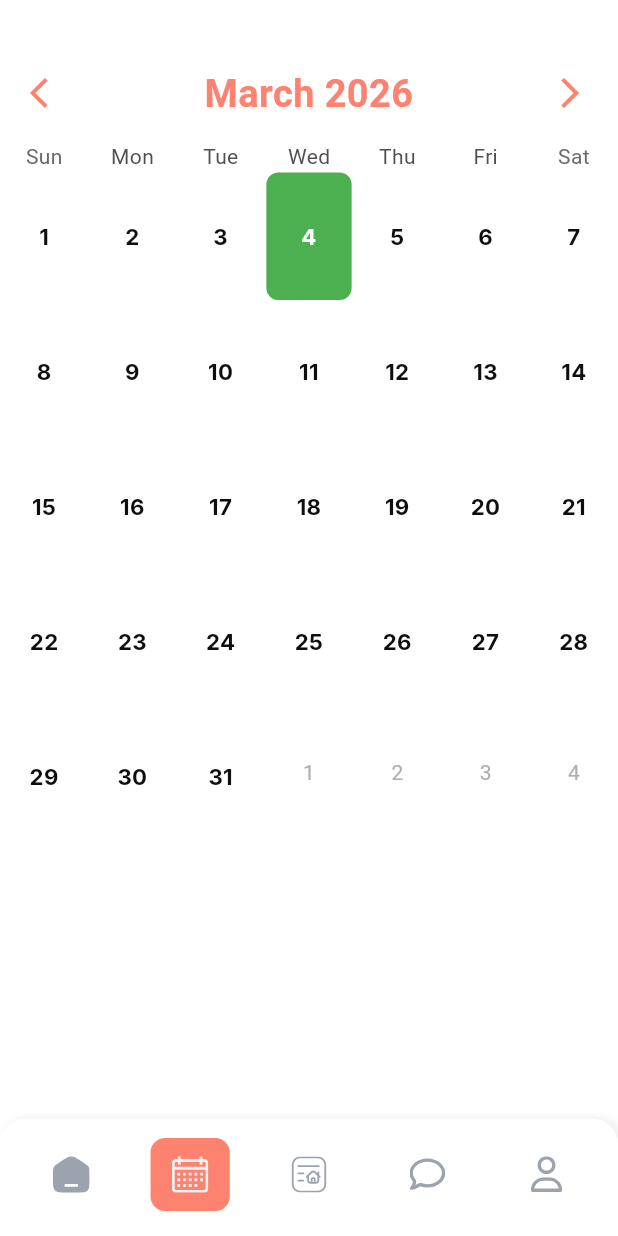
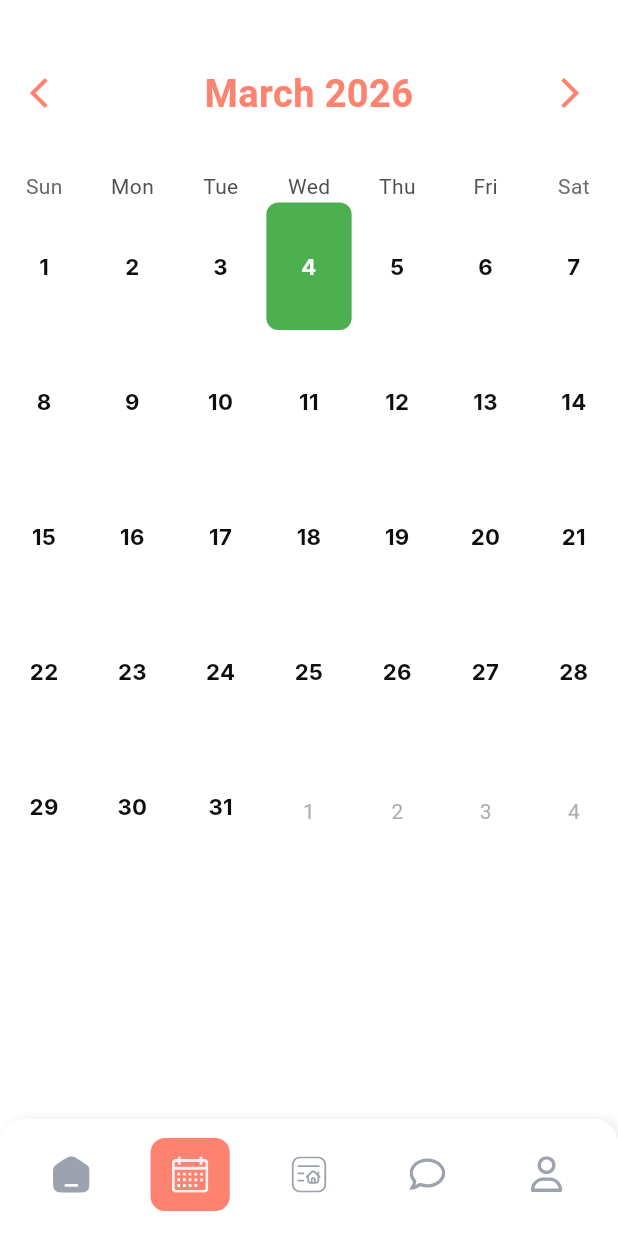
Before and after one commit to eusouf12/samir_new_project, a Flutter app: the CalenderScreen screen opened directly, item 2 of the bottom bar chosen, on a phone screen of 412 x 824 dp. Run offline on Flutter 3.47's test engine with Material 3 defaults, Android fonts, the phone set to English and light mode, and no system bars; drawn by our look-alikes of table_calendar; our stand-ins replace cached_network_image, flutter_screenutil, flutter_spinkit, flutter_svg, flutter_widget_from_html, fluttertoast and 12 more; accounts and stored records are empty; network calls fail.

Commit message:
update calender header and cell gap

```diff
--- a/lib/view/screens/Influencer_part/inf_calender_screen/views/calender_screen.dart
+++ b/lib/view/screens/Influencer_part/inf_calender_screen/views/calender_screen.dart
@@ -36,11 +36,12 @@ class CalenderScreen extends StatelessWidget {
               SizedBox(height: 30,),
               Obx(() {
                 if (calenderController.isCalendarLoading.value) {
-                  return Center(child: CustomLoader(),);
+                  return Center(child: CustomLoader(color: AppColors.primary2,));
                 }
 
                 return TableCalendar(
                   calendarStyle: CalendarStyle(
+                    cellMargin: EdgeInsets.only(top: 12),
                     markersMaxCount: 0,
                     markerSize: 0,
                     markerMargin: EdgeInsets.zero,
@@ -64,6 +65,7 @@ class CalenderScreen extends StatelessWidget {
                   locale: "en_US",
                   rowHeight: 90,
                   headerStyle: HeaderStyle(
+                    headerMargin: EdgeInsets.only(bottom: 20),
                     titleTextStyle: TextStyle(
                         color: AppColors.primary2,
                         fontSize: 24.w,
@@ -116,21 +118,13 @@ class CalenderScreen extends StatelessWidget {
                     },
                     todayBuilder: (context, day, focusedDay) {
 
-                      final normalized =
-                      DateTime(day.year, day.month, day.day);
+                      final normalized = DateTime(day.year, day.month, day.day);
 
-                      final events =
-                      calenderController.eventMap[normalized];
+                      final events = calenderController.eventMap[normalized];
 
-                      final hasEvent =
-                          events != null && events.isNotEmpty;
+                      final hasEvent = events != null && events.isNotEmpty;
 
-                      return _buildDateBox(
-                        day,
-                        hasEvent,
-                        true,
-                        events: events,
-                      );
+                      return _buildDateBox(day, hasEvent, true, events: events,);
                     },
                    //other day
                     defaultBuilder: (context, day, focusedDay) {
```
